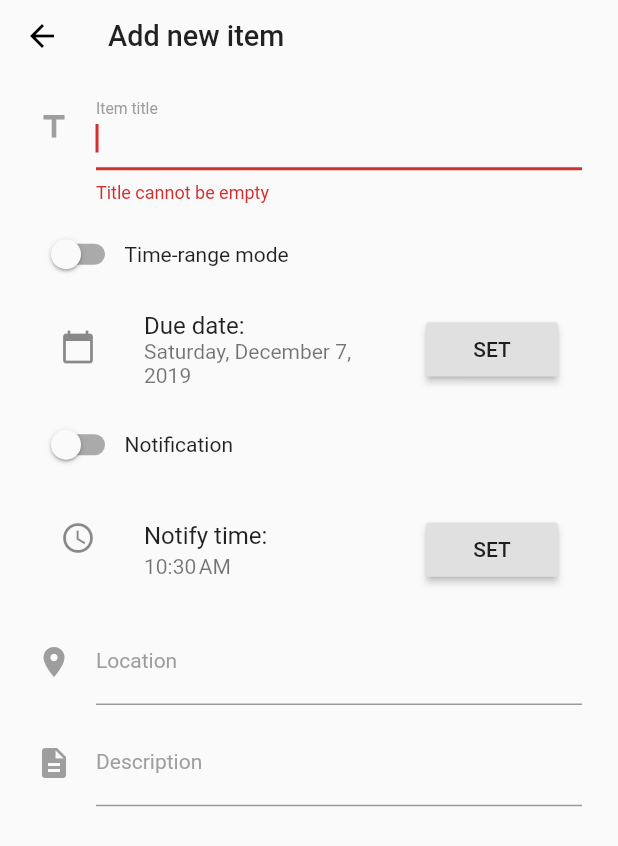
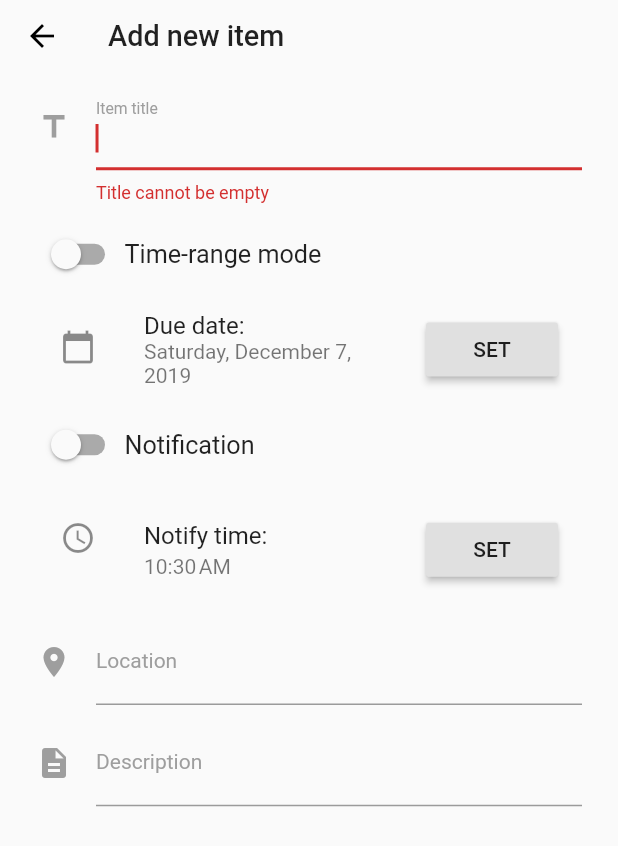
Before and after one commit to AllocBlock/aetherlist-flutter, a Flutter app: the AddPage screen opened by its route, on a phone screen of 412 x 824 dp. Shown: the top 846 px of the screen. Run offline on Flutter 3.47's test engine with Material 2 defaults, Android fonts, the light colour scheme and no system bars; our stand-ins replace reorderables, responsive_builder; generated files the repository leaves out were written again.

Commit message:
Update api json and dart model

```diff
--- a/jsons/item.json
+++ b/jsons/item.json
@@ -2,9 +2,11 @@
   "id": 1234567890,
   "category_id": 1234567890,
   "item_name": "",
+  "finished": false,
   "priority": 0.25,
   "enable_notification": true,
   "notify_time": "time",
+  "enable_time_range": true,
   "due_time": "date",
   "location": "",
   "tags": ["tag1", "tag2", "tag3"],
--- a/jsons/profile.json
+++ b/jsons/profile.json
@@ -1,6 +1,6 @@
 {
   "user": "$user",
-  "token": "0a1b2c3d4e5f6g",
   "theme": 1234,
-  "lastLogin": "username"
+  "lastLogin": "username",
+  "locale": ""
 }
--- a/lib/models/item.dart
+++ b/lib/models/item.dart
@@ -9,9 +9,11 @@ class Item {
     num id;
     num category_id;
     String item_name;
+    bool finished;
     num priority;
     bool enable_notification;
     String notify_time;
+    bool enable_time_range;
     String due_time;
     String location;
     List tags;
--- a/lib/models/profile.dart
+++ b/lib/models/profile.dart
@@ -7,9 +7,9 @@ class Profile {
     Profile();
 
     User user;
-    String token;
     num theme;
     String lastLogin;
+    String locale;
 
     factory Profile.fromJson(Map<String,dynamic> json) => _$ProfileFromJson(json);
     Map<String, dynamic> toJson() => _$ProfileToJson(this);
--- a/lib/page/add/add_page.dart
+++ b/lib/page/add/add_page.dart
@@ -61,7 +61,7 @@ class _AddPageState extends State<AddPage> {
                     });
                   },
                 ),
-                Text('Time-range mode'),
+                Text('Time-range mode', textScaleFactor: 1.2,),
               ],
             ),
             SizedBox(
@@ -92,7 +92,7 @@ class _AddPageState extends State<AddPage> {
                     });
                   },
                 ),
-                Text('Notification'),
+                Text('Notification', textScaleFactor: 1.2,),
               ],
             ),
             SizedBox(
```
Also changed, not shown: lib/models/item.g.dart, lib/models/profile.g.dart.
